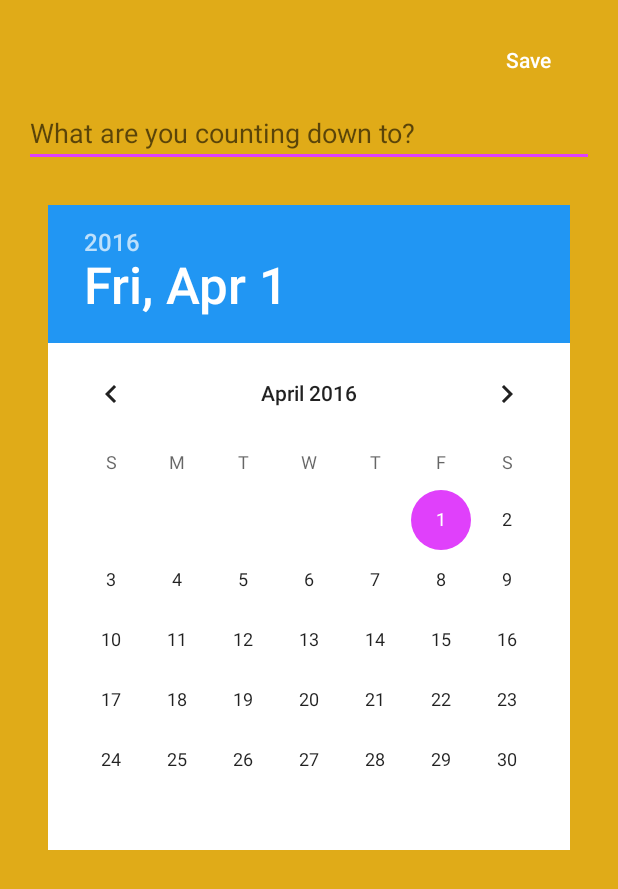
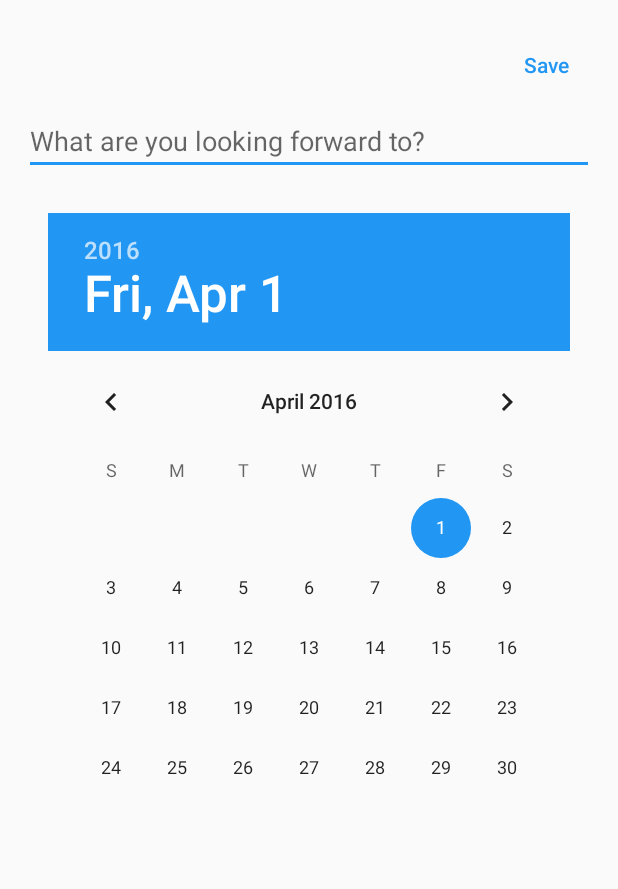
Before and after one commit to fadelakin/days-before, an Android app: the NewDayActivity screen opened directly, with no data from a screen before it, on a phone screen of 412 x 824 dp. Shown: the top 889 px of the screen. Run offline under Robolectric (Android 15) with nearby library versions, the phone set to English and light mode, and no system bars; our stand-ins replace ButterKnife; libraries missing offline, so code that uses them is left out: io.realm; 1 statement that could not run was skipped.

Commit message:
adding a date works ^_^

```diff
--- a/app/src/main/java/com/fisheradelakin/daysbefore/NewDayActivity.java
+++ b/app/src/main/java/com/fisheradelakin/daysbefore/NewDayActivity.java
@@ -11,6 +11,7 @@ import android.support.v7.widget.Toolbar;
 import android.view.View;
 import android.view.Window;
 import android.view.WindowManager;
+import android.widget.Button;
 import android.widget.DatePicker;
 import android.widget.EditText;
 import android.widget.RelativeLayout;
@@ -23,6 +24,7 @@ import java.util.Locale;
 
 import butterknife.Bind;
 import butterknife.ButterKnife;
+import butterknife.OnClick;
 import io.realm.Realm;
 
 public class NewDayActivity extends AppCompatActivity {
@@ -44,23 +46,6 @@ public class NewDayActivity extends AppCompatActivity {
 
         Colors colors = new Colors();
         mColor = colors.getColor();
-
-        newLayout.setBackgroundColor(mColor);
-
-        // generate a new color based on the background color for the status bar
-        // using hsv because it makes it super easy bruh.
-        float[] hsv = new float[3];
-        Color.colorToHSV(mColor, hsv);
-        hsv[2] *= 0.75f; // value component
-        int statusBarColor = Color.HSVToColor(hsv);
-
-        // set status bar to a darker color of the background
-        if(Build.VERSION.SDK_INT >= Build.VERSION_CODES.LOLLIPOP) {
-            Window w = getWindow();
-            w.addFlags(WindowManager.LayoutParams.FLAG_DRAWS_SYSTEM_BAR_BACKGROUNDS);
-            w.clearFlags(WindowManager.LayoutParams.FLAG_TRANSLUCENT_STATUS);
-            w.setStatusBarColor(statusBarColor);
-        }
     }
 
     private void saveDay() {
@@ -74,7 +59,7 @@ public class NewDayActivity extends AppCompatActivity {
         int year = mDatePicker.getYear();
 
         Calendar calendar = Calendar.getInstance();
-        calendar.set(year, month, dayOfMonth); // with calendar, i can set hour min and secs as well. :/
+        calendar.set(year, month, dayOfMonth); // with calendar, i can set hour min and secs as well. maybe in a later update
 
         day.setDate(calendar.getTime());
 
@@ -89,10 +74,17 @@ public class NewDayActivity extends AppCompatActivity {
             public void execute(Realm realm) {
                 Toast.makeText(NewDayActivity.this, "Date saved", Toast.LENGTH_SHORT).show();
                 Intent intent = new Intent(NewDayActivity.this, MainActivity.class);
+                intent.addFlags(Intent.FLAG_ACTIVITY_CLEAR_TASK);
+                intent.addFlags(Intent.FLAG_ACTIVITY_NEW_TASK);
                 startActivity(intent);
             }
         });
 
     }
 
+    @OnClick(R.id.save_button)
+    public void save() {
+        saveDay();
+    }
+
 }
--- a/app/src/main/res/layout/content_new_day.xml
+++ b/app/src/main/res/layout/content_new_day.xml
@@ -18,9 +18,9 @@
               android:layout_height="wrap_content"
               android:id="@+id/occasion_edit"
               android:hint="@string/occasion_hint"
-              android:textColor="@color/colorTextAndIcons"
+              android:textColor="@color/colorPrimaryText"
               android:layout_centerHorizontal="true"
-        android:layout_marginTop="50dp"/>
+              android:layout_marginTop="55dp"/>
 
     <DatePicker
         android:layout_width="wrap_content"
@@ -29,8 +29,8 @@
         android:layout_below="@+id/occasion_edit"
         android:layout_centerHorizontal="true"
         android:headerBackground="@color/colorPrimary"
-        android:background="@color/colorTextAndIcons"
         android:layout_marginTop="25dp"/>
+
     <Button
         android:layout_width="wrap_content"
         android:layout_height="wrap_content"
@@ -41,6 +41,7 @@
         android:layout_alignParentEnd="true"
         android:background="@android:color/transparent"
         android:textAllCaps="false"
-        android:textColor="@color/colorTextAndIcons"/>
+        android:textColor="@color/colorPrimary"
+        style="?attr/buttonBarButtonStyle"/>
 
 </RelativeLayout>
--- a/app/src/main/res/values/strings.xml
+++ b/app/src/main/res/values/strings.xml
@@ -3,6 +3,6 @@
     <string name="action_settings">Settings</string>
     <string name="title_activity_detail">DetailActivity</string>
     <string name="title_activity_new_day">NewDayActivity</string>
-    <string name="occasion_hint">What are you counting down to?</string>
+    <string name="occasion_hint">What are you looking forward to?</string>
     <string name="save">Save</string>
 </resources>
--- a/app/src/main/res/values/styles.xml
+++ b/app/src/main/res/values/styles.xml
@@ -6,6 +6,9 @@
         <item name="colorPrimary">@color/colorPrimary</item>
         <item name="colorPrimaryDark">@color/colorPrimaryDark</item>
         <item name="colorAccent">@color/colorAccent</item>
+        <item name="colorControlNormal">@color/colorPrimary</item>
+        <item name="colorControlActivated">@color/colorPrimary</item>
+        <item name="colorControlHighlight">@color/colorPrimary</item>
     </style>
     <style name="AppTheme.NoActionBar">
         <item name="windowActionBar">false</item>
```
